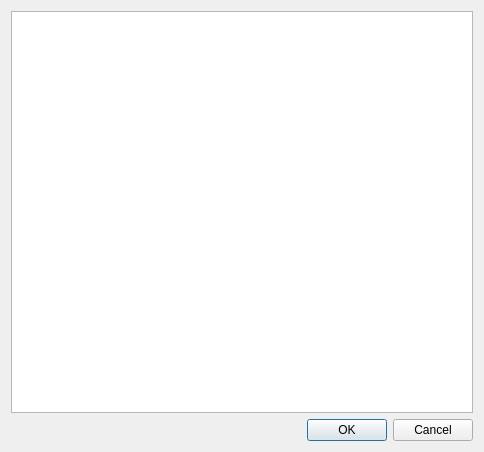
Qt form program/changeTexWindow.ui (khhhhh/tree-projecter) before a commit.
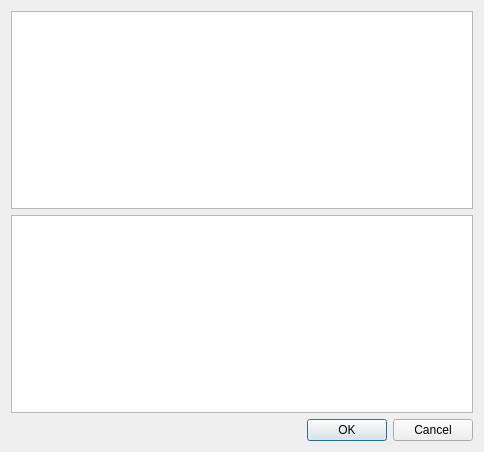
The same form after that commit.

What changed in the file:
```diff
--- a/program/changeTexWindow.ui
+++ b/program/changeTexWindow.ui
@@ -17,6 +17,9 @@
    <item>
     <widget class="QListWidget" name="listWidget"/>
    </item>
+   <item>
+    <widget class="QListWidget" name="listWidget_2"/>
+   </item>
    <item>
     <widget class="QDialogButtonBox" name="buttonBox">
      <property name="orientation">
```
